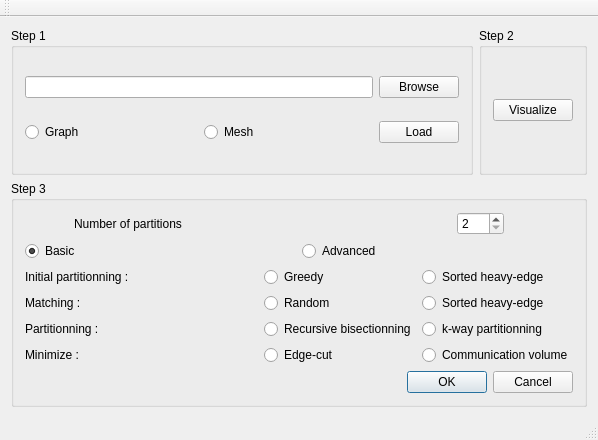
First picture: the form in mainwindow.ui, repository hsoudry/cranfieldgroupproject2016, before the edit.
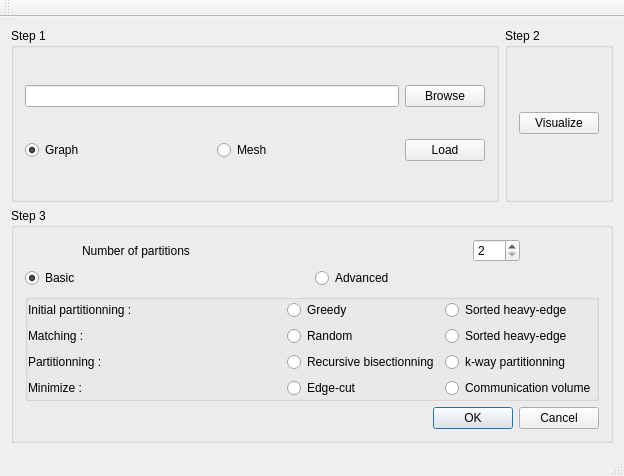
Second picture: the form after the edit.

Commit message: Advanced button working

```diff
--- a/mainwindow.ui
+++ b/mainwindow.ui
@@ -6,8 +6,8 @@
    <rect>
     <x>0</x>
     <y>0</y>
-    <width>598</width>
-    <height>440</height>
+    <width>624</width>
+    <height>476</height>
    </rect>
   </property>
   <property name="windowTitle">
@@ -52,6 +52,9 @@
                <property name="text">
                 <string>Graph</string>
                </property>
+               <property name="checked">
+                <bool>true</bool>
+               </property>
               </widget>
              </item>
              <item>
@@ -129,7 +132,7 @@
         <property name="flat">
          <bool>false</bool>
         </property>
-        <layout class="QGridLayout" name="gridLayout_3">
+        <layout class="QGridLayout" name="gridLayout_5">
          <item row="0" column="0">
           <layout class="QVBoxLayout" name="verticalLayout_5">
            <item>
@@ -223,6 +226,30 @@
             </layout>
            </item>
            <item>
+            <widget class="QGroupBox" name="advancedoptions">
+             <property name="enabled">
+              <bool>true</bool>
+             </property>
+             <property name="title">
+              <string/>
+             </property>
+             <layout class="QGridLayout" name="gridLayout_3">
+              <property name="leftMargin">
+               <number>0</number>
+              </property>
+              <property name="topMargin">
+               <number>0</number>
+              </property>
+              <property name="rightMargin">
+               <number>0</number>
+              </property>
+              <property name="bottomMargin">
+               <number>0</number>
+              </property>
+              <property name="spacing">
+               <number>0</number>
+              </property>
+              <item row="0" column="0">
             <layout class="QHBoxLayout" name="horizontalLayout_12">
              <item>
               <layout class="QVBoxLayout" name="verticalLayout_6">
@@ -409,7 +436,12 @@
              </item>
             </layout>
            </item>
-           <item>
+             </layout>
+            </widget>
+           </item>
+          </layout>
+         </item>
+         <item row="1" column="0">
             <layout class="QHBoxLayout" name="horizontalLayout_11">
              <item>
               <spacer name="horizontalSpacer_5">
@@ -437,8 +469,6 @@
             </layout>
            </item>
           </layout>
-         </item>
-        </layout>
        </widget>
       </item>
      </layout>
```
Left out of the diff: 4 changed lines with no effect on the pictures. Lines whose indentation alone changed are shown as unchanged. The commit also changes 5 other files.
